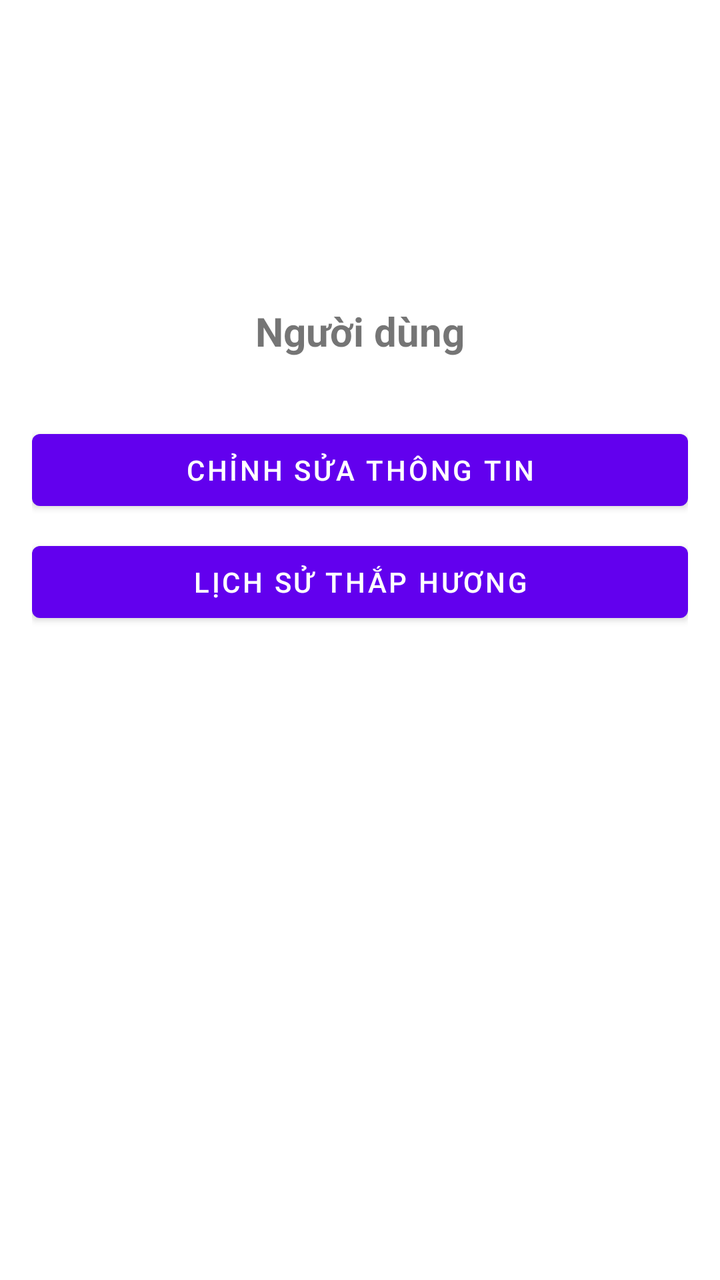
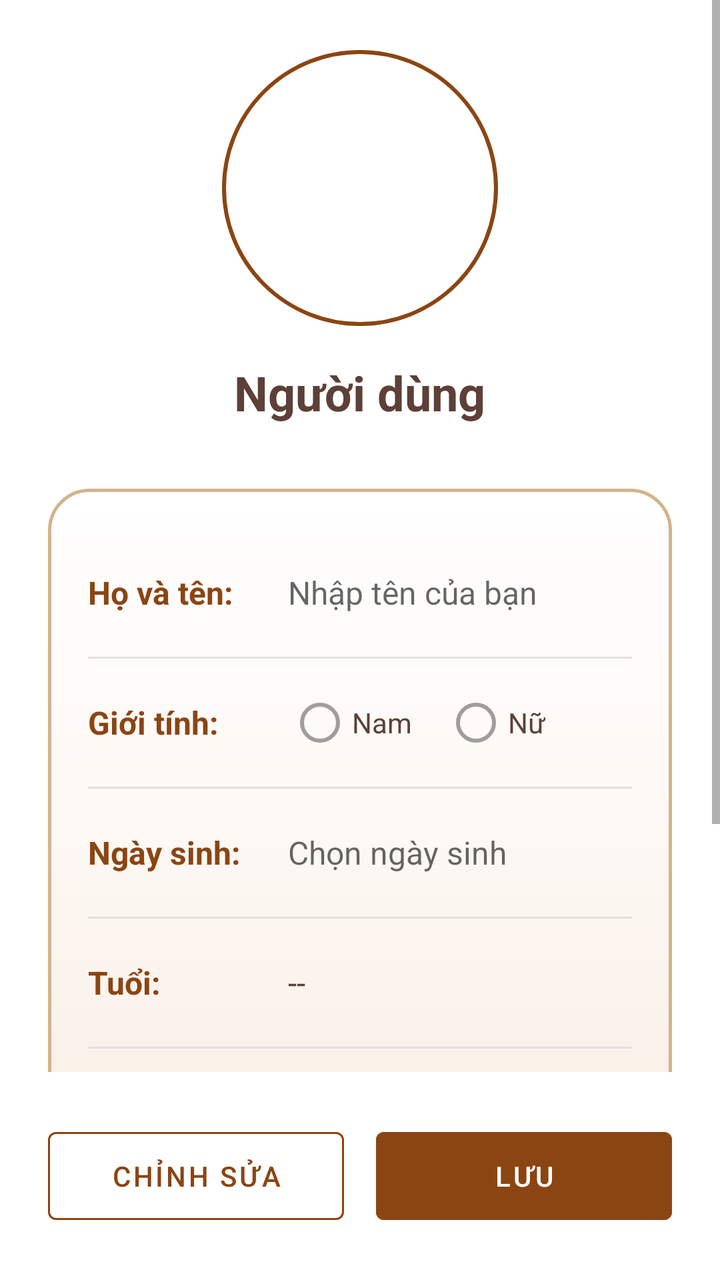

Compare the two renders of this Android layout. The source of the first and the diff that turns it into the second are given below.
<!-- AndroidManifest.xml: application theme Theme.ThapHuongGiaTien -->
<!-- res/layout/fragment_profile.xml -->
<?xml version="1.0" encoding="utf-8"?>
<androidx.constraintlayout.widget.ConstraintLayout xmlns:android="http://schemas.android.com/apk/res/android"
    xmlns:app="http://schemas.android.com/apk/res-auto"
    android:layout_width="match_parent"
    android:layout_height="match_parent">

    <ScrollView
        android:layout_width="match_parent"
        android:layout_height="match_parent">

        <LinearLayout
            android:layout_width="match_parent"
            android:layout_height="wrap_content"
            android:orientation="vertical"
            android:padding="16dp">

            <ImageView
                android:id="@+id/imgAvatar"
                android:layout_width="120dp"
                android:layout_height="120dp"
                android:layout_gravity="center"
                android:src="@android:drawable/sym_def_app_icon"
                android:contentDescription="@string/welcome_profile" />

            <TextView
                android:id="@+id/txtName"
                android:layout_width="match_parent"
                android:layout_height="wrap_content"
                android:text="@string/user_name_default"
                android:textSize="20sp"
                android:textStyle="bold"
                android:textAlignment="center"
                android:layout_marginTop="16dp" />

            <Button
                android:id="@+id/btnEditProfile"
                android:layout_width="match_parent"
                android:layout_height="wrap_content"
                android:text="@string/btn_edit_profile"
                android:layout_marginTop="32dp" />

            <Button
                android:id="@+id/btnHistory"
                android:layout_width="match_parent"
                android:layout_height="wrap_content"
                android:text="@string/btn_history"
                android:layout_marginTop="8dp" />


        </LinearLayout>
    </ScrollView>

</androidx.constraintlayout.widget.ConstraintLayout>
<!-- resources referenced by this layout -->
<resources>
  <string name="btn_edit_profile">Chỉnh sửa thông tin</string>
  <string name="btn_history">Lịch sử thắp hương</string>
  <string name="user_name_default">Người dùng</string>
  <string name="welcome_profile">Thông tin cá nhân của bạn</string>
  <style name="Theme.ThapHuongGiaTien" parent="Theme.MaterialComponents.DayNight.NoActionBar">
          
          <item name="colorPrimary">@color/purple_500</item>
          <item name="colorPrimaryVariant">@color/purple_700</item>
          <item name="colorOnPrimary">@color/white</item>
          
          <item name="colorSecondary">@color/teal_200</item>
          <item name="colorSecondaryVariant">@color/teal_700</item>
          <item name="colorOnSecondary">@color/black</item>
          
          <item name="android:statusBarColor">@color/white</item>
          <item name="android:windowLightStatusBar">true</item>
          
      </style>
  <color name="purple_500">#FF6200EE</color>
  <color name="purple_700">#FF3700B3</color>
  <color name="white">#FFFFFFFF</color>
  <color name="teal_200">#FF03DAC5</color>
  <color name="teal_700">#FF018786</color>
  <color name="black">#FF000000</color>
</resources>

<!-- the commit's change to res/layout/fragment_profile.xml (unified diff, before → after) -->
@@ -1,53 +1,314 @@
 <?xml version="1.0" encoding="utf-8"?>
 <androidx.constraintlayout.widget.ConstraintLayout xmlns:android="http://schemas.android.com/apk/res/android"
     xmlns:app="http://schemas.android.com/apk/res-auto"
+    xmlns:tools="http://schemas.android.com/tools"
     android:layout_width="match_parent"
-    android:layout_height="match_parent">
+    android:layout_height="match_parent"
+    android:background="@color/white">
 
     <ScrollView
         android:layout_width="match_parent"
-        android:layout_height="match_parent">
+        android:layout_height="0dp"
+        android:fillViewport="true"
+        app:layout_constraintBottom_toTopOf="@+id/layoutButtons"
+        app:layout_constraintTop_toTopOf="parent">
 
         <LinearLayout
             android:layout_width="match_parent"
             android:layout_height="wrap_content"
+            android:gravity="center_horizontal"
             android:orientation="vertical"
-            android:padding="16dp">
-
-            <ImageView
-                android:id="@+id/imgAvatar"
-                android:layout_width="120dp"
-                android:layout_height="120dp"
-                android:layout_gravity="center"
-                android:src="@android:drawable/sym_def_app_icon"
-                android:contentDescription="@string/welcome_profile" />
+            android:padding="24dp">
+
+            <FrameLayout
+                android:layout_width="wrap_content"
+                android:layout_height="wrap_content">
+
+                <com.google.android.material.imageview.ShapeableImageView
+                    android:id="@+id/imgAvatar"
+                    android:layout_width="140dp"
+                    android:layout_height="140dp"
+                    android:padding="2dp"
+                    android:scaleType="centerCrop"
+                    android:src="@android:drawable/sym_def_app_icon"
+                    app:shapeAppearanceOverlay="@style/CircleImageView"
+                    app:strokeColor="#8B4513"
+                    app:strokeWidth="2dp" />
+
+                <com.google.android.material.floatingactionbutton.FloatingActionButton
+                    android:id="@+id/btnChangeAvatar"
+                    android:layout_width="wrap_content"
+                    android:layout_height="wrap_content"
+                    android:layout_gravity="bottom|end"
+                    android:contentDescription="Đổi ảnh đại diện"
+                    android:visibility="gone"
+                    app:fabCustomSize="40dp"
+                    app:srcCompat="@android:drawable/ic_menu_camera"
+                    app:tint="@color/white"
+                    app:backgroundTint="#8B4513"/>
+            </FrameLayout>
 
             <TextView
-                android:id="@+id/txtName"
+                android:id="@+id/txtProfileName"
+                android:layout_width="wrap_content"
+                android:layout_height="wrap_content"
+                android:layout_marginTop="16dp"
+                android:text="Người dùng"
+                android:textColor="#5D4037"
+                android:textSize="24sp"
+                android:textStyle="bold" />
+
+            <LinearLayout
                 android:layout_width="match_parent"
                 android:layout_height="wrap_content"
-                android:text="@string/user_name_default"
-                android:textSize="20sp"
-                android:textStyle="bold"
-                android:textAlignment="center"
-                android:layout_marginTop="16dp" />
-
-            <Button
-                android:id="@+id/btnEditProfile"
-                android:layout_width="match_parent"
-                android:layout_height="wrap_content"
-                android:text="@string/btn_edit_profile"
-                android:layout_marginTop="32dp" />
-
-            <Button
-                android:id="@+id/btnHistory"
-                android:layout_width="match_parent"
-                android:layout_height="wrap_content"
-                android:text="@string/btn_history"
-                android:layout_marginTop="8dp" />
-
+                android:layout_marginTop="32dp"
+                android:background="@drawable/bg_action_button"
+                android:orientation="vertical"
+                android:padding="20dp">
+
+                
+                <LinearLayout
+                    android:layout_width="match_parent"
+                    android:layout_height="wrap_content"
+                    android:gravity="center_vertical"
+                    android:orientation="horizontal"
+                    android:minHeight="64dp">
+
+                    <TextView
+                        android:layout_width="100dp"
+                        android:layout_height="wrap_content"
+                        android:text="Họ và tên:"
+                        android:textColor="#8B4513"
+                        android:textSize="16sp"
+                        android:textStyle="bold" />
+
+                    <EditText
+                        android:id="@+id/edtName"
+                        android:layout_width="0dp"
+                        android:layout_height="wrap_content"
+                        android:layout_weight="1"
+                        android:background="@null"
+                        android:enabled="false"
+                        android:hint="Nhập tên của bạn"
+                        android:importantForAutofill="no"
+                        android:inputType="textPersonName"
+                        android:paddingVertical="16dp"
+                        android:textColor="#5D4037"
+                        android:textSize="16sp" />
+                </LinearLayout>
+
+                <View
+                    android:layout_width="match_parent"
+                    android:layout_height="1dp"
+                    android:background="#E0E0E0" />
+
+                
+                <LinearLayout
+                    android:layout_width="match_parent"
+                    android:layout_height="wrap_content"
+                    android:gravity="center_vertical"
+                    android:orientation="horizontal"
+                    android:minHeight="64dp">
+
+                    <TextView
+                        android:layout_width="100dp"
+                        android:layout_height="wrap_content"
+                        android:text="Giới tính:"
+                        android:textColor="#8B4513"
+                        android:textSize="16sp"
+                        android:textStyle="bold" />
+
+                    <RadioGroup
+                        android:id="@+id/rgGender"
+                        android:layout_width="0dp"
+                        android:layout_height="wrap_content"
+                        android:layout_weight="1"
+                        android:orientation="horizontal">
+
+                        <RadioButton
+                            android:id="@+id/rbMale"
+                            android:layout_width="wrap_content"
+                            android:layout_height="wrap_content"
+                            android:enabled="false"
+                            android:text="Nam"
+                            android:textColor="#5D4037" />
+
+                        <RadioButton
+                            android:id="@+id/rbFemale"
+                            android:layout_width="wrap_content"
+                            android:layout_height="wrap_content"
+                            android:layout_marginStart="16dp"
+                            android:enabled="false"
+                            android:text="Nữ"
+                            android:textColor="#5D4037" />
+                    </RadioGroup>
+                </LinearLayout>
+
+                <View
+                    android:layout_width="match_parent"
+                    android:layout_height="1dp"
+                    android:background="#E0E0E0" />
+
+                
+                <LinearLayout
+                    android:layout_width="match_parent"
+                    android:layout_height="wrap_content"
+                    android:gravity="center_vertical"
+                    android:orientation="horizontal"
+                    android:minHeight="64dp">
+
+                    <TextView
+                        android:layout_width="100dp"
+                        android:layout_height="wrap_content"
+                        android:text="Ngày sinh:"
+                        android:textColor="#8B4513"
+                        android:textSize="16sp"
+                        android:textStyle="bold" />
+
+                    <TextView
+                        android:id="@+id/txtBirthDate"
+                        android:layout_width="0dp"
+                        android:layout_height="wrap_content"
+                        android:layout_weight="1"
+                        android:background="?attr/selectableItemBackground"
+                        android:clickable="false"
+                        android:hint="Chọn ngày sinh"
+                        android:paddingVertical="16dp"
+                        android:textColor="#5D4037"
+                        android:textSize="16sp" />
+                </LinearLayout>
+
+                <View
+                    android:layout_width="match_parent"
+                    android:layout_height="1dp"
+                    android:background="#E0E0E0" />
+
+                
+                <LinearLayout
+                    android:layout_width="match_parent"
+                    android:layout_height="wrap_content"
+                    android:gravity="center_vertical"
+                    android:orientation="horizontal"
+                    android:minHeight="64dp">
+
+                    <TextView
+                        android:layout_width="100dp"
+                        android:layout_height="wrap_content"
+                        android:text="Tuổi:"
+                        android:textColor="#8B4513"
+                        android:textSize="16sp"
+                        android:textStyle="bold" />
+
+                    <TextView
+                        android:id="@+id/txtAge"
+                        android:layout_width="0dp"
+                        android:layout_height="wrap_content"
+                        android:layout_weight="1"
+                        android:paddingVertical="16dp"
+                        android:text="--"
+                        android:textColor="#5D4037"
+                        android:textSize="16sp" />
+                </LinearLayout>
+
+                <View
+                    android:layout_width="match_parent"
+                    android:layout_height="1dp"
+                    android:background="#E0E0E0" />
+
+                
+                <LinearLayout
+                    android:layout_width="match_parent"
+                    android:layout_height="wrap_content"
+                    android:gravity="center_vertical"
+                    android:orientation="horizontal"
+                    android:minHeight="64dp">
+
+                    <TextView
+                        android:layout_width="100dp"
+                        android:layout_height="wrap_content"
+                        android:text="Cung:"
+                        android:textColor="#8B4513"
+                        android:textSize="16sp"
+                        android:textStyle="bold" />
+
+                    <TextView
+                        android:id="@+id/txtZodiac"
+                        android:layout_width="0dp"
+                        android:layout_height="wrap_content"
+                        android:layout_weight="1"
+                        android:paddingVertical="16dp"
+                        android:text="--"
+                        android:textColor="#5D4037"
+                        android:textSize="16sp" />
+                </LinearLayout>
+
+                <View
+                    android:layout_width="match_parent"
+                    android:layout_height="1dp"
+                    android:background="#E0E0E0" />
+
+                
+                <LinearLayout
+                    android:layout_width="match_parent"
+                    android:layout_height="wrap_content"
+                    android:gravity="center_vertical"
+                    android:orientation="horizontal"
+                    android:minHeight="64dp">
+
+                    <TextView
+                        android:layout_width="100dp"
+                        android:layout_height="wrap_content"
+                        android:text="Mệnh:"
+                        android:textColor="#8B4513"
+                        android:textSize="16sp"
+                        android:textStyle="bold" />
+
+                    <TextView
+                        android:id="@+id/txtFate"
+                        android:layout_width="0dp"
+                        android:layout_height="wrap_content"
+                        android:layout_weight="1"
+                        android:paddingVertical="16dp"
+                        android:text="--"
+                        android:textColor="#5D4037"
+                        android:textSize="16sp" />
+                </LinearLayout>
+            </LinearLayout>
 
         </LinearLayout>
     </ScrollView>
 
+    
+    <LinearLayout
+        android:id="@+id/layoutButtons"
+        android:layout_width="match_parent"
+        android:layout_height="wrap_content"
+        android:orientation="horizontal"
+        android:padding="24dp"
+        android:background="@color/white"
+        app:layout_constraintBottom_toBottomOf="parent">
+
+        <Button
+            android:id="@+id/btnEditProfile"
+            style="@style/Widget.MaterialComponents.Button.OutlinedButton"
+            android:layout_width="0dp"
+            android:layout_height="56dp"
+            android:layout_marginEnd="8dp"
+            android:layout_weight="1"
+            android:text="Chỉnh sửa"
+            android:textColor="#8B4513"
+            app:strokeColor="#8B4513" />
+
+        <Button
+            android:id="@+id/btnSaveProfile"
+            android:layout_width="0dp"
+            android:layout_height="56dp"
+            android:layout_marginStart="8dp"
+            android:layout_weight="1"
+            android:backgroundTint="#8B4513"
+            android:enabled="false"
+            android:text="Lưu"
+            android:textColor="@color/white" />
+    </LinearLayout>
+
 </androidx.constraintlayout.widget.ConstraintLayout>
<!-- resource entries referenced after the edit -->
@@ -1,9 +1,5 @@
 <!-- resources referenced by this layout -->
 <resources>
-  <string name="btn_edit_profile">Chỉnh sửa thông tin</string>
-  <string name="btn_history">Lịch sử thắp hương</string>
-  <string name="user_name_default">Người dùng</string>
-  <string name="welcome_profile">Thông tin cá nhân của bạn</string>
   <style name="Theme.ThapHuongGiaTien" parent="Theme.MaterialComponents.DayNight.NoActionBar">
           
           <item name="colorPrimary">@color/purple_500</item>
@@ -21,6 +17,28 @@
   <color name="purple_500">#FF6200EE</color>
   <color name="purple_700">#FF3700B3</color>
   <color name="white">#FFFFFFFF</color>
+  <!-- drawable bg_action_button (drawable) -->
+  <?xml version="1.0" encoding="utf-8"?>
+  <ripple xmlns:android="http://schemas.android.com/apk/res/android"
+      android:color="#208B4513">
+      <item>
+          <shape android:shape="rectangle">
+              <gradient
+                  android:startColor="#FFFFFF"
+                  android:centerColor="#FCF6F0"
+                  android:endColor="#F5E8DC"
+                  android:angle="270" />
+              <corners android:radius="20dp" />
+              <stroke
+                  android:width="1.5dp"
+                  android:color="#D2B48C" />
+          </shape>
+      </item>
+  </ripple>
+  <style name="CircleImageView" parent="">
+          <item name="cornerFamily">rounded</item>
+          <item name="cornerSize">50%</item>
+      </style>
   <color name="teal_200">#FF03DAC5</color>
   <color name="teal_700">#FF018786</color>
   <color name="black">#FF000000</color>
